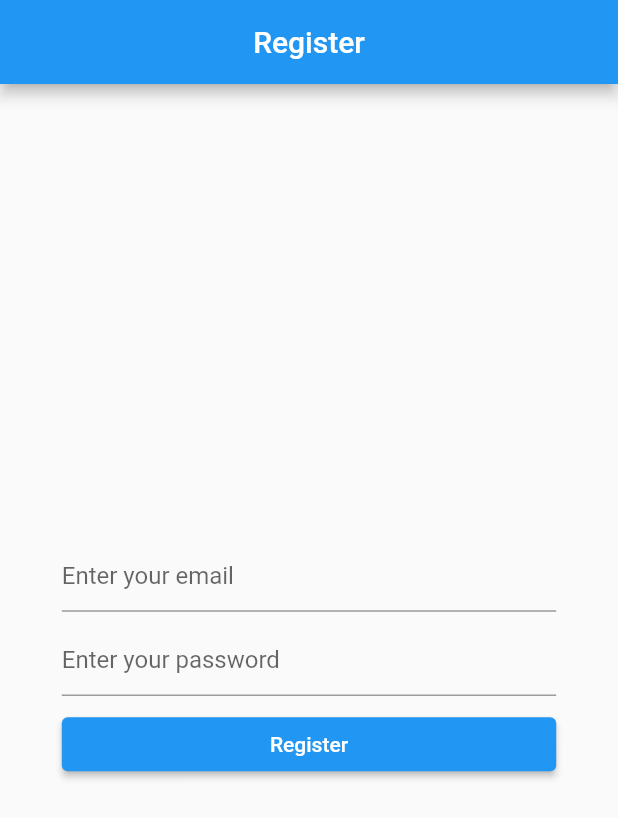
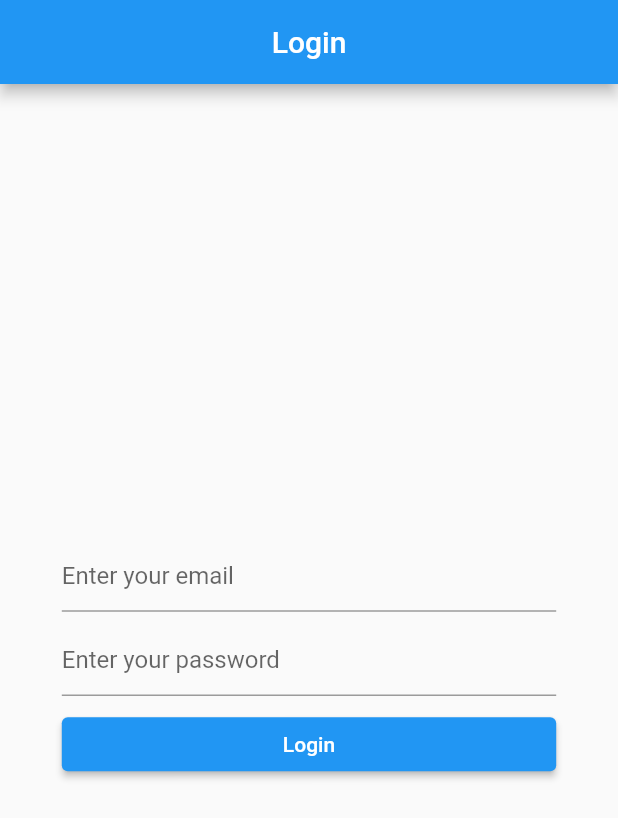
Before and after one commit to narmuni123/notes, a Flutter app: the screen it shows after launch, on a phone screen of 412 x 824 dp. Shown: the top 818 px of the screen. Run offline on Flutter 3.47's test engine with Material 2 defaults, Android fonts, the phone set to English and light mode, and no system bars; our stand-ins replace firebase_auth, firebase_core; accounts and stored records are empty.

Commit message:
Added login function

```diff
--- a/lib/main.dart
+++ b/lib/main.dart
@@ -1,6 +1,7 @@
 import 'package:firebase_core/firebase_core.dart';
 import 'package:flutter/material.dart';
-import 'package:mynotes/provider/aith_provider.dart';
+import 'package:mynotes/provider/auth_provider.dart';
+import 'package:mynotes/screens/auth/login_screen.dart';
 import 'package:mynotes/screens/auth/registration_screen.dart';
 import 'package:provider/provider.dart';
 
@@ -25,7 +26,7 @@ class MyApp extends StatelessWidget {
         theme: ThemeData(
           primarySwatch: Colors.blue,
         ),
-        home: const RegistrationScreen(),
+        home: const LoginScreen(),
       ),
     );
   }
--- a/lib/screens/auth/registration_screen.dart
+++ b/lib/screens/auth/login_screen.dart
@@ -1,15 +1,16 @@
 import 'package:flutter/material.dart';
-import 'package:mynotes/provider/aith_provider.dart';
+import 'package:mynotes/provider/auth_provider.dart';
 import 'package:provider/provider.dart';
 
-class RegistrationScreen extends StatefulWidget {
-  const RegistrationScreen({Key? key}) : super(key: key);
+
+class LoginScreen extends StatefulWidget {
+  const LoginScreen({Key? key}) : super(key: key);
 
   @override
-  State<RegistrationScreen> createState() => _RegistrationScreenState();
+  State<LoginScreen> createState() => _LoginScreenState();
 }
 
-class _RegistrationScreenState extends State<RegistrationScreen> {
+class _LoginScreenState extends State<LoginScreen> {
   late final TextEditingController _email;
   late final TextEditingController _password;
 
@@ -32,12 +33,12 @@ class _RegistrationScreenState extends State<RegistrationScreen> {
     final height = MediaQuery.of(context).size.height;
     final width = MediaQuery.of(context).size.width;
     AuthProvider authProvider =
-        Provider.of<AuthProvider>(context, listen: false);
+    Provider.of<AuthProvider>(context, listen: false);
     return Scaffold(
       appBar: AppBar(
         centerTitle: true,
         title: const Text(
-          "Register",
+          "Login",
         ),
       ),
       body: SafeArea(
@@ -53,7 +54,7 @@ class _RegistrationScreenState extends State<RegistrationScreen> {
                   autocorrect: false,
                   keyboardType: TextInputType.emailAddress,
                   decoration:
-                      const InputDecoration(hintText: "Enter your email"),
+                  const InputDecoration(hintText: "Enter your email"),
                 ),
                 SizedBox(
                   height: height * 0.01,
@@ -64,7 +65,7 @@ class _RegistrationScreenState extends State<RegistrationScreen> {
                   enableSuggestions: false,
                   autocorrect: false,
                   decoration:
-                      const InputDecoration(hintText: "Enter your password"),
+                  const InputDecoration(hintText: "Enter your password"),
                 ),
                 SizedBox(
                   height: height * 0.01,
@@ -73,12 +74,12 @@ class _RegistrationScreenState extends State<RegistrationScreen> {
                   onPressed: () async {
                     final email = _email.text;
                     final password = _password.text;
-                    await authProvider.registration(
+                    await authProvider.singIn(
                         context: context, email: email, password: password);
                   },
                   child: const Center(
                     child: Text(
-                      "Register",
+                      "Login",
                     ),
                   ),
                 ),
```
Also changed, not shown: lib/provider/auth_provider.dart (renamed from lib/provider/aith_provider.dart, +14 -0 lines).
